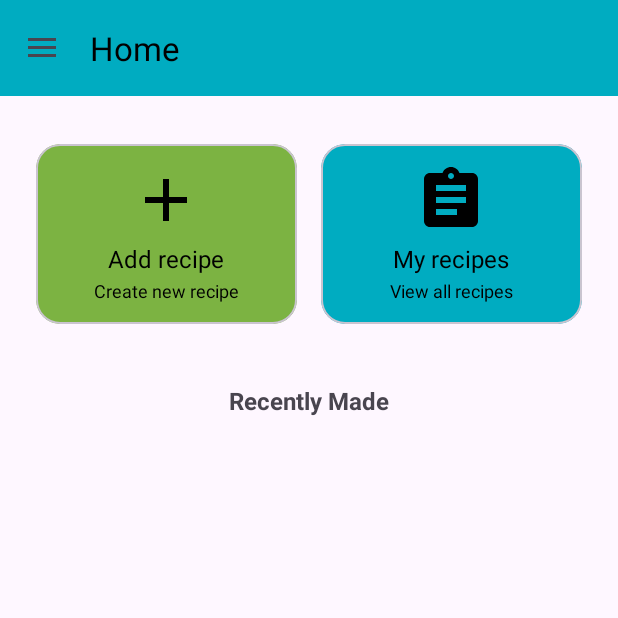
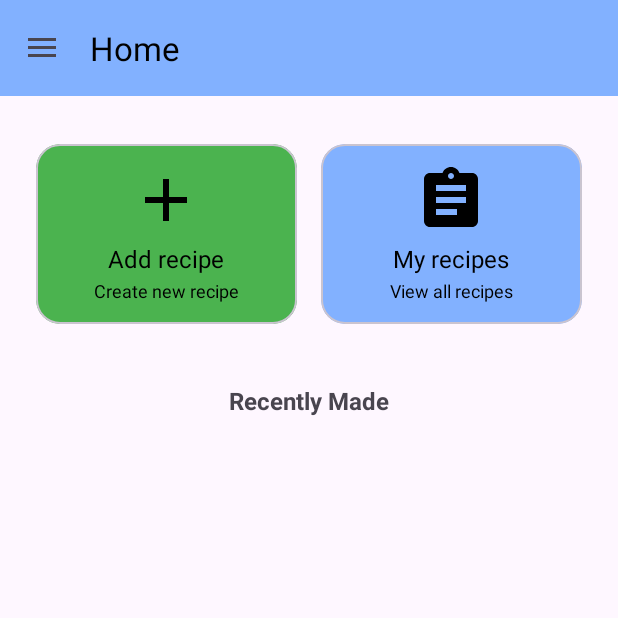
Before and after one commit to tinoLegend03/cookbook_v2, an Android app: the screen it shows after launch (MainActivity), on a phone screen of 412 x 824 dp, the top half of it. Run offline under Robolectric (Android 15) with nearby library versions, the phone set to English and light mode, and no system bars; our stand-ins replace Room's generated code, navigation-ui.

Commit message:
Commit 30/06 colori per mod diverse

```diff
--- a/app/src/main/res/values-night/colors.xml
+++ b/app/src/main/res/values-night/colors.xml
@@ -13,4 +13,6 @@
     <color name="yellow">#ffff00</color>
     <color name="btn_color_tint">#FFFFFFFF</color>
     <color name="divider">#FFFFFFFF</color>
+    <color name="blu1">#00ACC1</color>
+    <color name="green1">#7CB342</color>
 </resources>
--- a/app/src/main/res/values/colors.xml
+++ b/app/src/main/res/values/colors.xml
@@ -13,7 +13,7 @@
     <color name="yellow">#ffff00</color>
     <color name="btn_color_tint">#FF000000</color>
     <color name="divider">#FF000000</color>
-    <color name="blu1">#00ACC1</color>
-    <color name="green1">#7CB342</color>
+    <color name="blu1">#82B1FF</color>
+    <color name="green1">#4BB34F</color>
 
 </resources>
```
